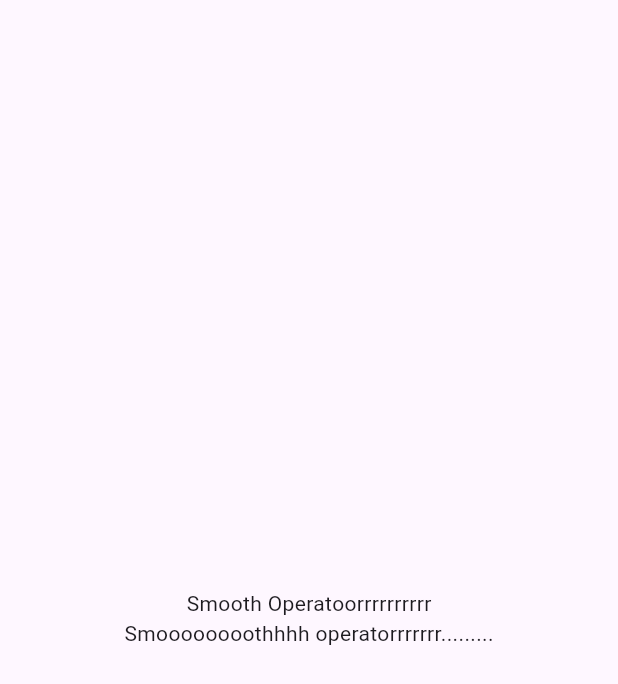
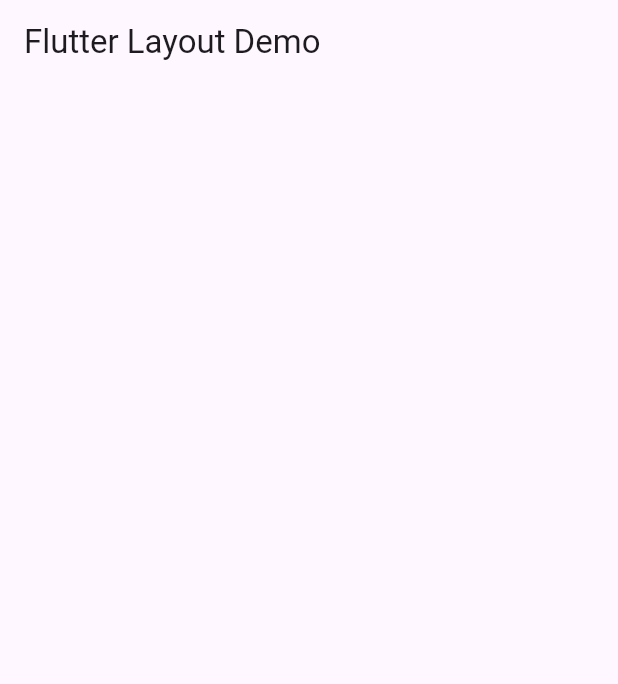
Before and after one commit to Yuslash/what-the-hell-is-even-that, a Flutter app: the screen it shows after launch, on a phone screen of 412 x 824 dp. Shown: the top 684 px of the screen. Run offline on Flutter 3.47's test engine with Material 3 defaults, Android fonts, the phone set to English and light mode, and no system bars.

```diff
--- a/lib/main.dart
+++ b/lib/main.dart
@@ -4,30 +4,26 @@ void main() {
   runApp(MyApp());
 }
 
-class MyApp extends StatefulWidget {
-  const MyApp({ Key? key }) : super(key: key);
+class MyApp extends StatelessWidget {
+
+  const MyApp({super.key});
 
   @override
-  _MyAppState createState() => _MyAppState();
-}
 
-class _MyAppState extends State<MyApp> {
-  @override
   Widget build(BuildContext context) {
-    return const MaterialApp(
+
+    String appTitle = "Flutter Layout Demo";
+
+    return MaterialApp(
+      debugShowCheckedModeBanner: false,
+      title: appTitle,
 
       home: Scaffold(
-        body: Center(
-          child: Column(
-            mainAxisAlignment: MainAxisAlignment.center,
-            children: [
-              Text("Smooth Operatoorrrrrrrrrr"),
-              Text("Smoooooooothhhh operatorrrrrrr.........")
-            ],
-          ),
+        appBar: AppBar(
+          title: Text(appTitle),
         ),
       ),
-
     );
   }
+
 }
```
